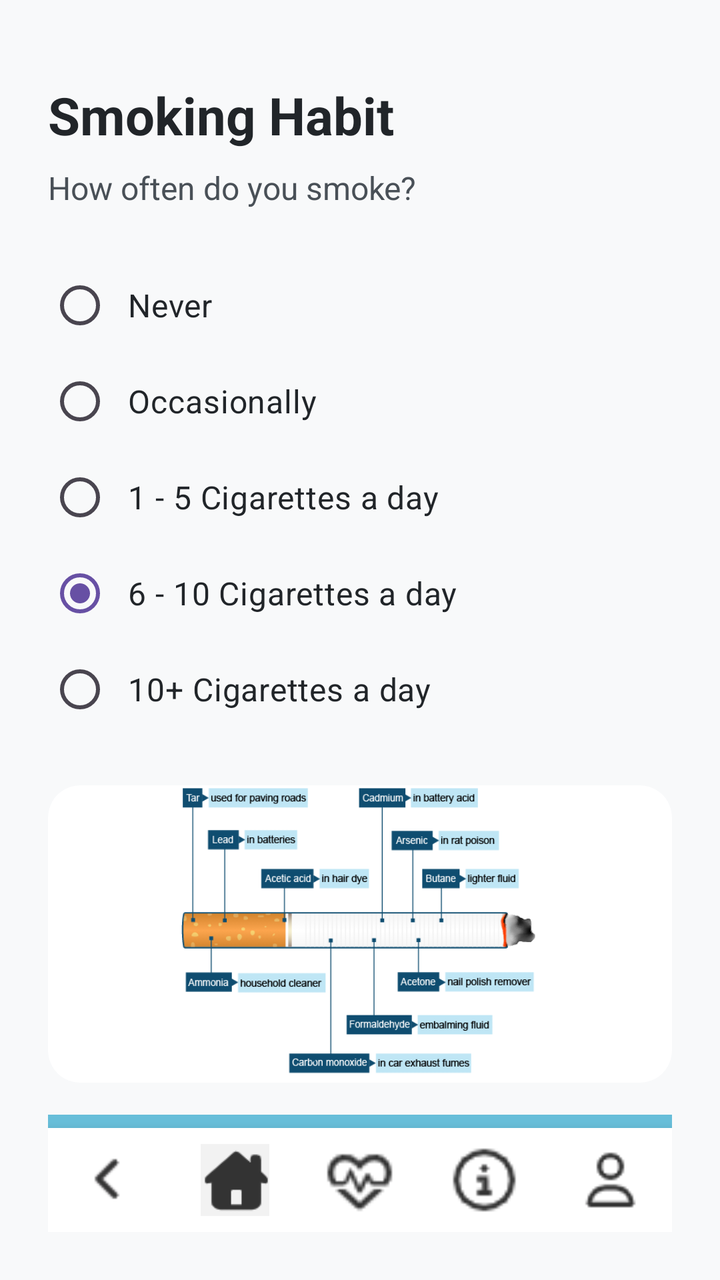
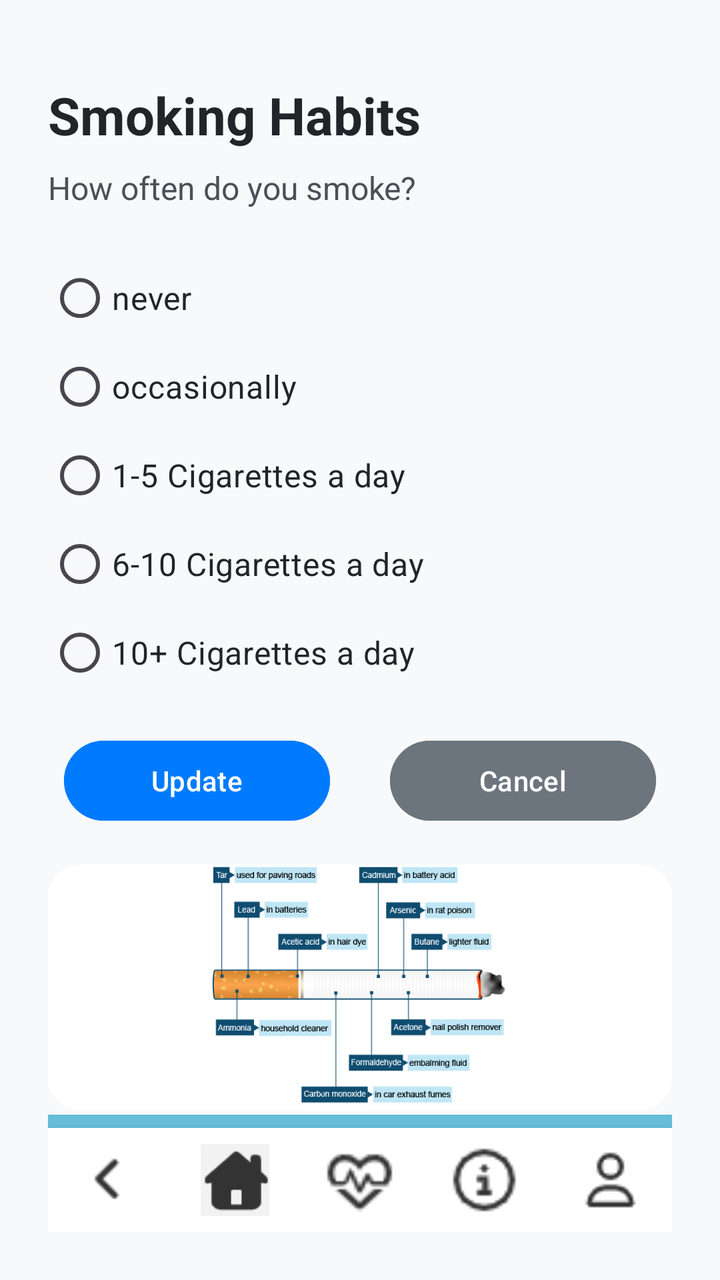

An Android layout rendered at two revisions. The XML below is the earlier revision; the diff shows what the commit changed to produce the second picture.
<!-- AndroidManifest.xml: application theme Theme.MAG01Y26 -->
<!-- res/layout/activity_smoking.xml -->
<?xml version="1.0" encoding="utf-8"?>
<LinearLayout xmlns:android="http://schemas.android.com/apk/res/android"
    xmlns:app="http://schemas.android.com/apk/res-auto"
    android:layout_width="match_parent"
    android:layout_height="match_parent"
    android:orientation="vertical"
    android:padding="24dp"
    android:background="#F8F9FA">

    <TextView
        android:id="@+id/tvTitle"
        android:layout_width="wrap_content"
        android:layout_height="wrap_content"
        android:layout_marginTop="16dp"
        android:text="Smoking Habit"
        android:textColor="#212529"
        android:textSize="26sp"
        android:textStyle="bold" />

    <TextView
        android:id="@+id/tvSubtitle"
        android:layout_width="wrap_content"
        android:layout_height="wrap_content"
        android:layout_marginTop="8dp"
        android:layout_marginBottom="24dp"
        android:text="How often do you smoke?"
        android:textColor="#495057"
        android:textSize="16sp" />

    <RadioGroup
        android:id="@+id/rgHabits"
        android:layout_width="match_parent"
        android:layout_height="wrap_content"
        android:orientation="vertical">

        <RadioButton
            android:id="@+id/rbNever"
            android:layout_width="match_parent"
            android:layout_height="wrap_content"
            android:text="Never"
            android:textSize="16sp"
            android:padding="8dp"
            android:textColor="#212529"/>

        <RadioButton
            android:id="@+id/rbOccasionally"
            android:layout_width="match_parent"
            android:layout_height="wrap_content"
            android:text="Occasionally"
            android:textSize="16sp"
            android:padding="8dp"
            android:textColor="#212529"/>

        <RadioButton
            android:id="@+id/rb30_60"
            android:layout_width="match_parent"
            android:layout_height="wrap_content"
            android:padding="8dp"
            android:text="1 - 5 Cigarettes a day"
            android:textColor="#212529"
            android:textSize="16sp" />

        <RadioButton
            android:id="@+id/rb61_120"
            android:layout_width="match_parent"
            android:layout_height="wrap_content"
            android:checked="true"
            android:padding="8dp"
            android:text="6 - 10 Cigarettes a day"
            android:textColor="#212529"
            android:textSize="16sp" />

        <RadioButton
            android:id="@+id/rb120_180"
            android:layout_width="match_parent"
            android:layout_height="wrap_content"
            android:padding="8dp"
            android:text="10+ Cigarettes a day"
            android:textColor="#212529"
            android:textSize="16sp" />

    </RadioGroup>

    <androidx.cardview.widget.CardView
        android:layout_width="match_parent"
        android:layout_height="0dp"
        android:layout_weight="1"
        android:layout_marginTop="24dp"
        android:layout_marginBottom="16dp"
        app:cardCornerRadius="16dp"
        app:cardElevation="0dp">

        <ImageView
            android:id="@+id/ivInfographic"
            android:layout_width="match_parent"
            android:layout_height="match_parent"
            android:scaleType="fitCenter"
            android:src="@drawable/ic_smoking"
            android:contentDescription="Activity_smoking"/>
    </androidx.cardview.widget.CardView>
    <include layout="@layout/layout_blue_divider" />
    <LinearLayout
        android:id="@+id/bottomNavigationBar"
        android:layout_width="match_parent"
        android:layout_height="wrap_content"
        android:layout_alignParentBottom="true"
        android:orientation="horizontal"
        android:background="#FFFFFF"
        android:paddingTop="8dp"
        android:paddingBottom="8dp"
        android:elevation="8dp"
        android:weightSum="5">

        <ImageView
            android:id="@+id/btnBack"
            android:layout_width="0dp"
            android:layout_height="36dp"
            android:layout_weight="1"
            android:src="@drawable/ic_back"
            android:contentDescription="Back" />

        <ImageView
            android:id="@+id/btnHome"
            android:layout_width="0dp"
            android:layout_height="36dp"
            android:layout_weight="1"
            android:src="@drawable/ic_home_selected"
            android:contentDescription="Home" />

        <ImageView
            android:id="@+id/btnHeart"
            android:layout_width="0dp"
            android:layout_height="36dp"
            android:layout_weight="1"
            android:src="@drawable/ic_simulation"
            android:contentDescription="Simulation" />

        <ImageView
            android:id="@+id/btnInfo"
            android:layout_width="0dp"
            android:layout_height="36dp"
            android:layout_weight="1"
            android:src="@drawable/ic_info"
            android:contentDescription="Info" />

        <ImageView
            android:id="@+id/btnProfile"
            android:layout_width="0dp"
            android:layout_height="36dp"
            android:layout_weight="1"
            android:src="@drawable/ic_profile"
            android:contentDescription="Profile" />
    </LinearLayout>
</LinearLayout>
<!-- res/layout/layout_blue_divider.xml (included above) -->
<?xml version="1.0" encoding="utf-8"?>
<View xmlns:android="http://schemas.android.com/apk/res/android"
    android:layout_width="match_parent"
    android:layout_height="20px"
    android:background="#67bed9"
    android:layout_above="@id/bottomNavigationBar" />
<!-- resources referenced by this layout -->
<resources>
  <!-- drawable ic_back: png bitmap (drawable, 230 bytes) -->
  <!-- drawable ic_home_selected: png bitmap (drawable, 756 bytes) -->
  <!-- drawable ic_info: png bitmap (drawable, 487 bytes) -->
  <!-- drawable ic_profile: png bitmap (drawable, 459 bytes) -->
  <!-- drawable ic_simulation: png bitmap (drawable, 723 bytes) -->
  <!-- drawable ic_smoking: png bitmap (drawable, 28667 bytes) -->
  <style name="Theme.MAG01Y26" parent="Base.Theme.MAG01Y26" />
  <style name="Base.Theme.MAG01Y26" parent="Theme.Material3.DayNight.NoActionBar">
          
          
      </style>
</resources>

<!-- the commit's change to res/layout/activity_smoking.xml (unified diff, before → after) -->
@@ -5,14 +5,15 @@
     android:layout_height="match_parent"
     android:orientation="vertical"
     android:padding="24dp"
-    android:background="#F8F9FA">
+    android:background="#F8F9FA"
+    android:id="@+id/smokingXML">
 
     <TextView
         android:id="@+id/tvTitle"
         android:layout_width="wrap_content"
         android:layout_height="wrap_content"
         android:layout_marginTop="16dp"
-        android:text="Smoking Habit"
+        android:text="@string/Smoking_Habits"
         android:textColor="#212529"
         android:textSize="26sp"
         android:textStyle="bold" />
@@ -23,7 +24,7 @@
         android:layout_height="wrap_content"
         android:layout_marginTop="8dp"
         android:layout_marginBottom="24dp"
-        android:text="How often do you smoke?"
+        android:text="@string/Smoking_question"
         android:textColor="#495057"
         android:textSize="16sp" />
 
@@ -31,62 +32,92 @@
         android:id="@+id/rgHabits"
         android:layout_width="match_parent"
         android:layout_height="wrap_content"
+        android:dividerPadding="0dp"
+        android:showDividers="none"
         android:orientation="vertical">
 
         <RadioButton
             android:id="@+id/rbNever"
             android:layout_width="match_parent"
             android:layout_height="wrap_content"
-            android:text="Never"
+            android:text="@string/label_never"
             android:textSize="16sp"
-            android:padding="8dp"
+            android:layout_marginTop="-4dp"
             android:textColor="#212529"/>
 
         <RadioButton
             android:id="@+id/rbOccasionally"
             android:layout_width="match_parent"
             android:layout_height="wrap_content"
-            android:text="Occasionally"
+            android:text="@string/occasionally"
             android:textSize="16sp"
-            android:padding="8dp"
+            android:layout_marginTop="-4dp"
             android:textColor="#212529"/>
 
         <RadioButton
-            android:id="@+id/rb30_60"
+            android:id="@+id/rb1_5C"
             android:layout_width="match_parent"
             android:layout_height="wrap_content"
-            android:padding="8dp"
-            android:text="1 - 5 Cigarettes a day"
+            android:layout_marginTop="-4dp"
+            android:text="@string/C1_5"
             android:textColor="#212529"
             android:textSize="16sp" />
 
         <RadioButton
-            android:id="@+id/rb61_120"
+            android:id="@+id/rb6_10C"
             android:layout_width="match_parent"
             android:layout_height="wrap_content"
-            android:checked="true"
-            android:padding="8dp"
-            android:text="6 - 10 Cigarettes a day"
+            android:layout_marginTop="-4dp"
+            android:text="@string/C6_10"
             android:textColor="#212529"
             android:textSize="16sp" />
 
         <RadioButton
-            android:id="@+id/rb120_180"
+            android:id="@+id/rb10_plusC"
             android:layout_width="match_parent"
             android:layout_height="wrap_content"
-            android:padding="8dp"
-            android:text="10+ Cigarettes a day"
+            android:layout_marginTop="-4dp"
+            android:text="@string/C10"
             android:textColor="#212529"
             android:textSize="16sp" />
 
     </RadioGroup>
 
+    <LinearLayout
+        android:layout_width="match_parent"
+        android:layout_height="wrap_content"
+        android:orientation="horizontal"
+        android:gravity="center"
+        android:layout_marginTop="16dp"
+        android:layout_marginBottom="16dp">
+
+        <Button
+            android:id="@+id/btnUpdate"
+            android:layout_width="133dp"
+            android:layout_height="wrap_content"
+            android:layout_marginStart="8dp"
+            android:layout_marginEnd="30dp"
+            android:backgroundTint="#007BFF"
+            android:text="@string/update"
+            android:textColor="#FFFFFF" />
+
+        <Button
+            android:id="@+id/btnCancel"
+            android:layout_width="133dp"
+            android:layout_height="wrap_content"
+            android:layout_marginEnd="8dp"
+            android:backgroundTint="#6C757D"
+            android:text="@string/cancel"
+            android:textColor="#FFFFFF" />
+
+    </LinearLayout>
+
     <androidx.cardview.widget.CardView
         android:layout_width="match_parent"
         android:layout_height="0dp"
         android:layout_weight="1"
-        android:layout_marginTop="24dp"
-        android:layout_marginBottom="16dp"
+        android:layout_marginTop="2dp"
+        android:layout_marginBottom="2dp"
         app:cardCornerRadius="16dp"
         app:cardElevation="0dp">
 
<!-- resource entries referenced after the edit -->
@@ -6,6 +6,15 @@
   <!-- drawable ic_profile: png bitmap (drawable, 459 bytes) -->
   <!-- drawable ic_simulation: png bitmap (drawable, 723 bytes) -->
   <!-- drawable ic_smoking: png bitmap (drawable, 28667 bytes) -->
+  <string name="C10">10+ Cigarettes a day</string>
+  <string name="C1_5">1-5 Cigarettes a day</string>
+  <string name="C6_10">6-10 Cigarettes a day</string>
+  <string name="Smoking_Habits">Smoking Habits</string>
+  <string name="Smoking_question">How often do you smoke?</string>
+  <string name="cancel">Cancel</string>
+  <string name="label_never">never</string>
+  <string name="occasionally">occasionally</string>
+  <string name="update">Update</string>
   <style name="Theme.MAG01Y26" parent="Base.Theme.MAG01Y26" />
   <style name="Base.Theme.MAG01Y26" parent="Theme.Material3.DayNight.NoActionBar">
           
